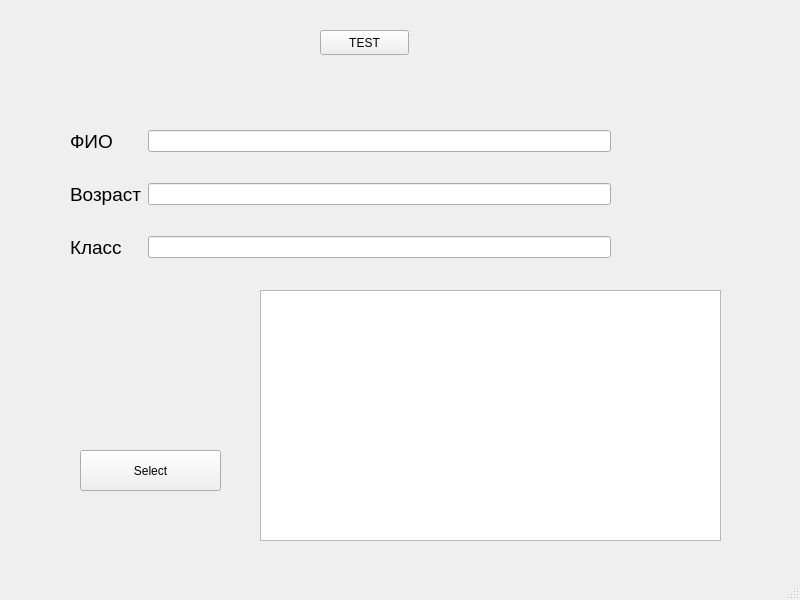
Before: the Qt Designer form PeopleBaza/mainwindow.ui in piza0-0/BankRegister, drawn with Qt 5.
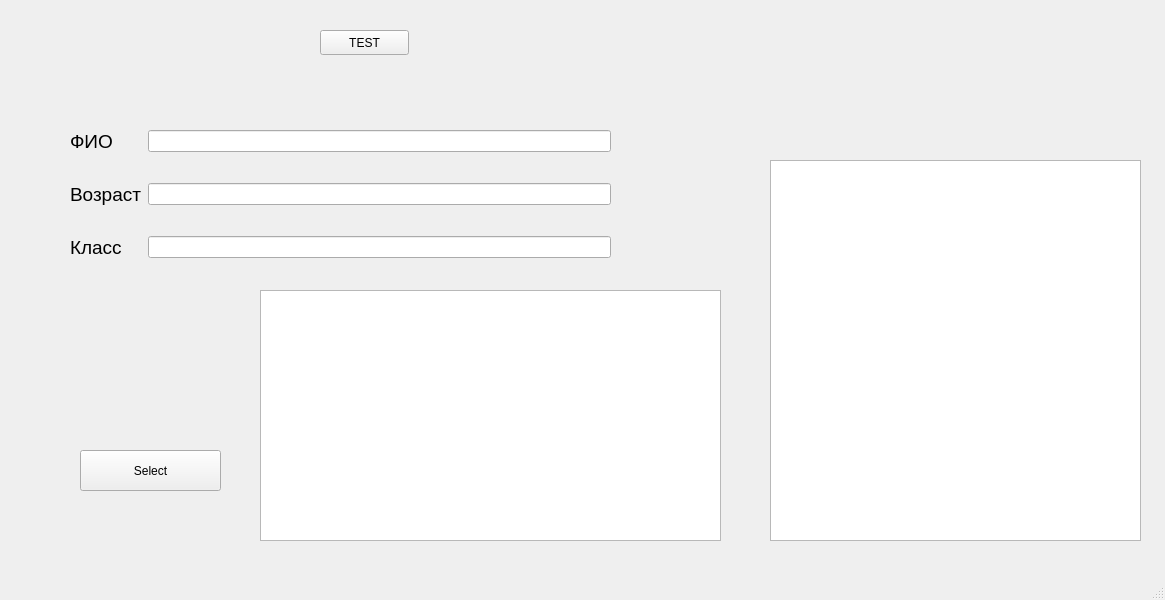
After: the same form once the commit is applied.

Patch:
```diff
--- a/PeopleBaza/mainwindow.ui
+++ b/PeopleBaza/mainwindow.ui
@@ -6,7 +6,7 @@
    <rect>
     <x>0</x>
     <y>0</y>
-    <width>800</width>
+    <width>1165</width>
     <height>600</height>
    </rect>
   </property>
@@ -172,6 +172,16 @@
      <string>TEST</string>
     </property>
    </widget>
+   <widget class="QTableView" name="tableView">
+    <property name="geometry">
+     <rect>
+      <x>770</x>
+      <y>160</y>
+      <width>371</width>
+      <height>381</height>
+     </rect>
+    </property>
+   </widget>
   </widget>
   <widget class="QMenuBar" name="menubar">
    <property name="geometry">
```
Left out of the diff: 2 changed lines with no effect on the pictures.
